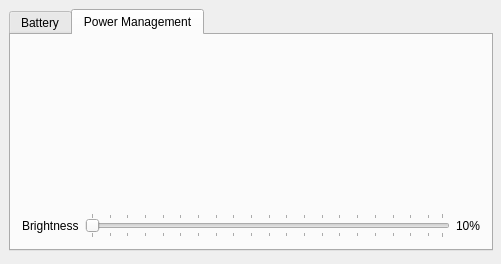
Above: mainwidget.ui from brandonjhall/QBattMon before the change. Below: the same form after it.
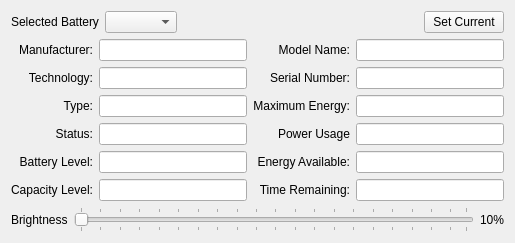
That is the form after the change. The open tabs and pages were chosen to show the change. Custom widgets are drawn as their Qt base class.

```diff
--- a/mainwidget.ui
+++ b/mainwidget.ui
@@ -6,31 +6,15 @@
    <rect>
     <x>0</x>
     <y>0</y>
-    <width>501</width>
-    <height>264</height>
+    <width>515</width>
+    <height>240</height>
    </rect>
   </property>
   <property name="windowTitle">
    <string>QBattMon</string>
   </property>
-  <widget class="QTabWidget" name="tabWidget">
-   <property name="geometry">
-    <rect>
-     <x>9</x>
-     <y>9</y>
-     <width>484</width>
-     <height>242</height>
-    </rect>
-   </property>
-   <property name="currentIndex">
-    <number>0</number>
-   </property>
-   <widget class="QWidget" name="tab">
-    <attribute name="title">
-     <string>Battery</string>
-    </attribute>
-    <layout class="QGridLayout" name="gridLayout_3">
-     <item row="0" column="0">
+  <layout class="QGridLayout" name="gridLayout">
+   <item row="0" column="0" colspan="3">
       <layout class="QHBoxLayout" name="horizontalLayout">
        <item>
         <widget class="QLabel" name="label">
@@ -83,7 +67,7 @@
        </item>
       </layout>
      </item>
-     <item row="1" column="0">
+   <item row="1" column="0" colspan="3">
       <layout class="QGridLayout" name="gridLayout_2">
        <item row="0" column="0">
         <widget class="QLabel" name="label_2">
@@ -297,30 +281,14 @@
        </item>
       </layout>
      </item>
-    </layout>
-   </widget>
-   <widget class="QWidget" name="tab_2">
-    <attribute name="title">
-     <string>Power Management</string>
-    </attribute>
-    <layout class="QGridLayout" name="gridLayout_4">
-     <item row="0" column="0">
-      <layout class="QGridLayout" name="gridLayout">
-       <item row="1" column="2">
-        <widget class="QLabel" name="brightnessPercent">
-         <property name="text">
-          <string>10%</string>
-         </property>
-        </widget>
-       </item>
-       <item row="1" column="0">
+   <item row="2" column="0">
         <widget class="QLabel" name="label_14">
          <property name="text">
           <string>Brightness</string>
          </property>
         </widget>
        </item>
-       <item row="1" column="1">
+   <item row="2" column="1">
         <widget class="BrightnessSlider" name="horizontalSlider">
          <property name="orientation">
           <enum>Qt::Horizontal</enum>
@@ -333,24 +301,14 @@
          </property>
         </widget>
        </item>
-       <item row="0" column="0">
-        <spacer name="verticalSpacer">
-         <property name="orientation">
-          <enum>Qt::Vertical</enum>
-         </property>
-         <property name="sizeHint" stdset="0">
-          <size>
-           <width>20</width>
-           <height>40</height>
-          </size>
-         </property>
-        </spacer>
-       </item>
-      </layout>
-     </item>
-    </layout>
-   </widget>
-  </widget>
+   <item row="2" column="2">
+    <widget class="QLabel" name="brightnessPercent">
+     <property name="text">
+      <string>10%</string>
+     </property>
+    </widget>
+   </item>
+  </layout>
  </widget>
  <layoutdefault spacing="6" margin="11"/>
  <customwidgets>
```
Left out of the diff: 16 changed lines with no effect on the pictures. Lines whose indentation alone changed are shown as unchanged.
